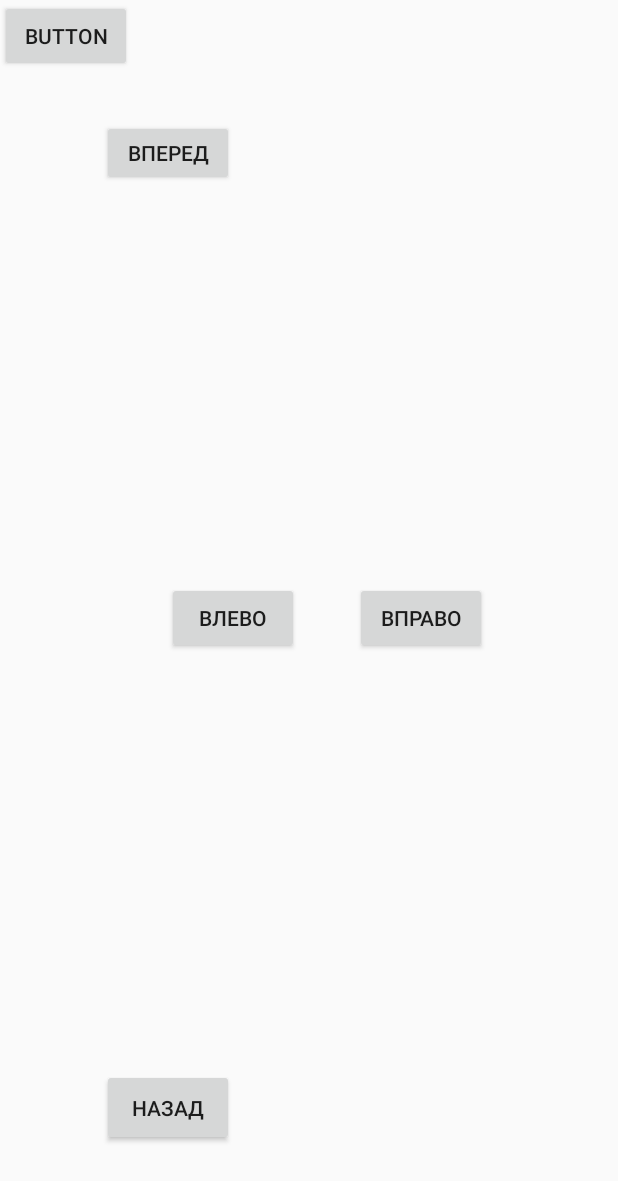
After one commit to mishon-nippon/CarJoy, an Android app: the layout controls_activity.xml on its own in the app's theme, with its tools: preview values and no code run, on a phone screen of 412 x 824 dp. The commit adds this screen. Shown: the top 1181 px of the screen. Run offline under Robolectric (Android 15) with nearby library versions, the phone set to English and light mode, and no system bars.

Commit message:
updates
Added connection activity and rebuild control activity. Changed the format of send data

```diff
--- a/app/build.gradle
+++ b/app/build.gradle
@@ -30,4 +30,6 @@ dependencies {
     testImplementation 'junit:junit:4.12'
     androidTestImplementation 'com.android.support.test:runner:1.0.1'
     androidTestImplementation 'com.android.support.test.espresso:espresso-core:3.0.1'
+    implementation 'com.android.support:design:27.1.1'
+    compile "org.jetbrains.anko:anko-common:0.8.3"
 }
--- /dev/null
+++ b/app/src/main/res/layout/controls_activity.xml
@@ -0,0 +1,61 @@
+<?xml version="1.0" encoding="utf-8"?>
+<android.support.constraint.ConstraintLayout xmlns:android="http://schemas.android.com/apk/res/android"
+    xmlns:app="http://schemas.android.com/apk/res-auto"
+    xmlns:tools="http://schemas.android.com/tools"
+    android:layout_width="match_parent"
+    android:layout_height="match_parent"
+    tools:context=".ControlsActivity"
+    tools:layout_editor_absoluteY="73dp">
+
+    <Button
+        android:id="@+id/button_for"
+        android:layout_width="wrap_content"
+        android:layout_height="44dp"
+        android:layout_marginStart="68dp"
+        android:layout_marginTop="80dp"
+        android:text="@string/forward"
+        android:visibility="visible"
+        app:layout_constraintStart_toStartOf="parent"
+        app:layout_constraintTop_toTopOf="parent" />
+
+    <Button
+        android:id="@+id/button_back"
+        android:layout_width="wrap_content"
+        android:layout_height="51dp"
+        android:layout_marginBottom="60dp"
+        android:layout_marginStart="68dp"
+        android:text="@string/backward"
+        android:visibility="visible"
+        app:layout_constraintBottom_toBottomOf="parent"
+        app:layout_constraintStart_toStartOf="parent" />
+
+    <Button
+        android:id="@+id/button_left"
+        android:layout_width="wrap_content"
+        android:layout_height="wrap_content"
+        android:layout_marginEnd="37dp"
+        android:text="@string/left"
+        android:visibility="visible"
+        app:layout_constraintBottom_toBottomOf="parent"
+        app:layout_constraintEnd_toStartOf="@+id/button_right"
+        app:layout_constraintTop_toTopOf="parent" />
+
+    <Button
+        android:id="@+id/button_right"
+        android:layout_width="wrap_content"
+        android:layout_height="wrap_content"
+        android:layout_marginEnd="87dp"
+        android:text="@string/right"
+        android:visibility="visible"
+        app:layout_constraintBaseline_toBaselineOf="@+id/button_left"
+        app:layout_constraintEnd_toEndOf="parent" />
+
+    <Button
+        android:id="@+id/button_stop"
+        android:layout_width="wrap_content"
+        android:layout_height="wrap_content"
+        android:text="Button"
+        tools:layout_editor_absoluteX="196dp"
+        tools:layout_editor_absoluteY="119dp" />
+
+</android.support.constraint.ConstraintLayout>
--- a/app/src/main/res/values/strings.xml
+++ b/app/src/main/res/values/strings.xml
@@ -1,3 +1,14 @@
 <resources>
     <string name="app_name">CarJoy</string>
+    <string name="forward">Вперед</string>
+    <string name="backward">Назад</string>
+    <string name="left">Влево</string>
+    <string name="right">Вправо</string>
+    <string name="refresh">Обновить</string>
+    <string name="default_pwmMax">255</string>
+    <string name="default_commandLeft">L</string>
+    <string name="default_commandRight">R</string>
+    <string name="default_commandHorn">H</string>
+    <string name="default_pwmBtnMotorLeft">255</string>
+    <string name="default_pwmBtnMotorRight">255</string>
 </resources>
```
Also changed, not shown: app/src/main/AndroidManifest.xml (+9 -1 lines), app/src/main/java/com/example/micai/carjoy/Controls.kt (added, +152 -0 lines), app/src/main/java/com/example/micai/carjoy/MainActivity.kt (+76 -3 lines), app/src/main/res/layout/main_activity.xml (added, +32 -0 lines).
